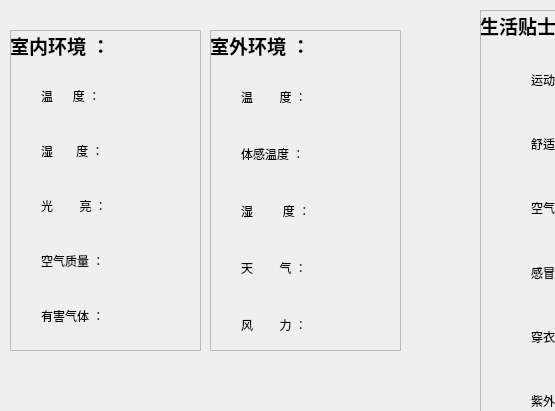
HuanGitHub/Graduation-Project, file untitled/mainwindow.ui: the form before one commit; both pictures show x 0 to 555 and y 190 to 601 of the 1200 by 768 pixel window.
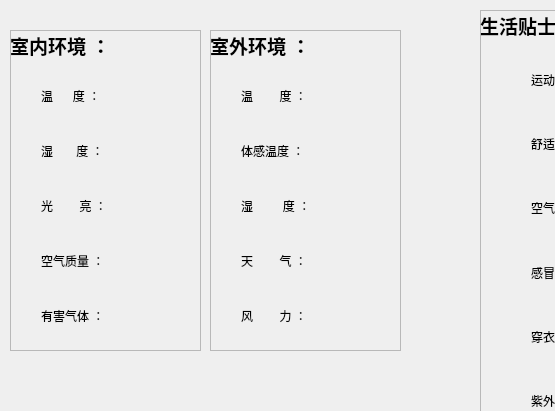
The form after the commit.

```diff
--- a/untitled/mainwindow.ui
+++ b/untitled/mainwindow.ui
@@ -371,7 +371,7 @@
        <x>20</x>
        <y>30</y>
        <width>171</width>
-       <height>301</height>
+       <height>291</height>
       </rect>
      </property>
      <layout class="QVBoxLayout" name="verticalLayout_5">
```
